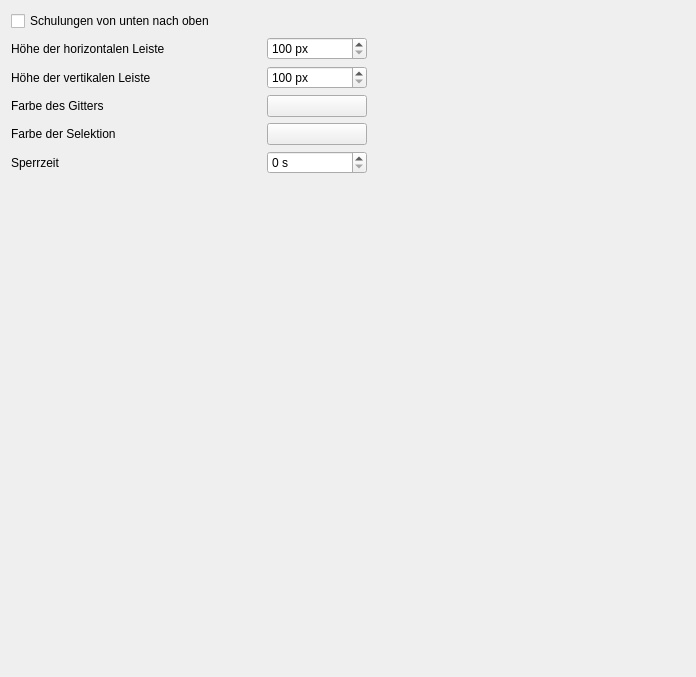
Above: ui/qmqualimatrixsettingswidget.ui from Christian-Kr/QualificationMatrix before the change. Below: the same form after it.
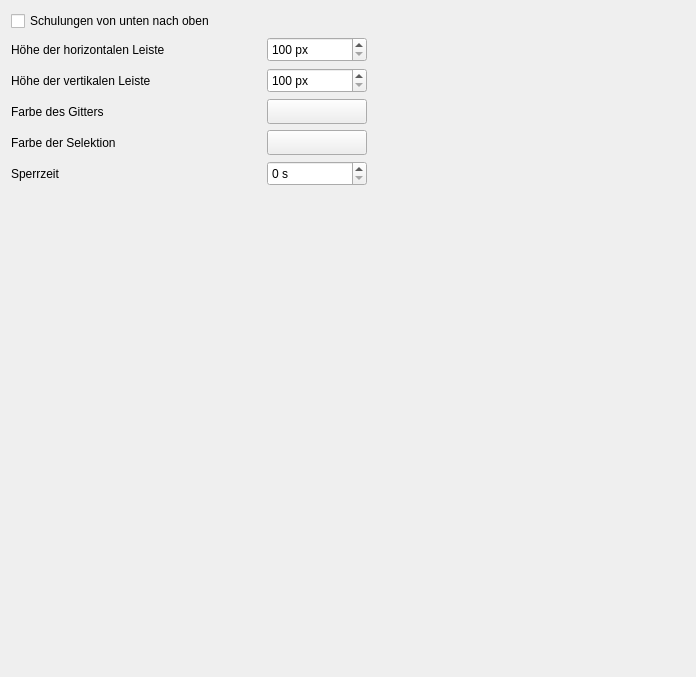
That is the form after the change.

Diff of the .ui file:
```diff
--- a/ui/qmqualimatrixsettingswidget.ui
+++ b/ui/qmqualimatrixsettingswidget.ui
@@ -41,7 +41,7 @@
        <property name="minimumSize">
         <size>
          <width>100</width>
-         <height>0</height>
+         <height>25</height>
         </size>
        </property>
        <property name="suffix">
@@ -90,7 +90,7 @@
        <property name="minimumSize">
         <size>
          <width>100</width>
-         <height>0</height>
+         <height>25</height>
         </size>
        </property>
        <property name="suffix">
@@ -139,7 +139,7 @@
        <property name="minimumSize">
         <size>
          <width>100</width>
-         <height>0</height>
+         <height>25</height>
         </size>
        </property>
        <property name="text">
@@ -182,7 +182,7 @@
        <property name="minimumSize">
         <size>
          <width>100</width>
-         <height>0</height>
+         <height>25</height>
         </size>
        </property>
        <property name="text">
@@ -225,7 +225,7 @@
        <property name="minimumSize">
         <size>
          <width>100</width>
-         <height>0</height>
+         <height>25</height>
         </size>
        </property>
        <property name="suffix">
```
